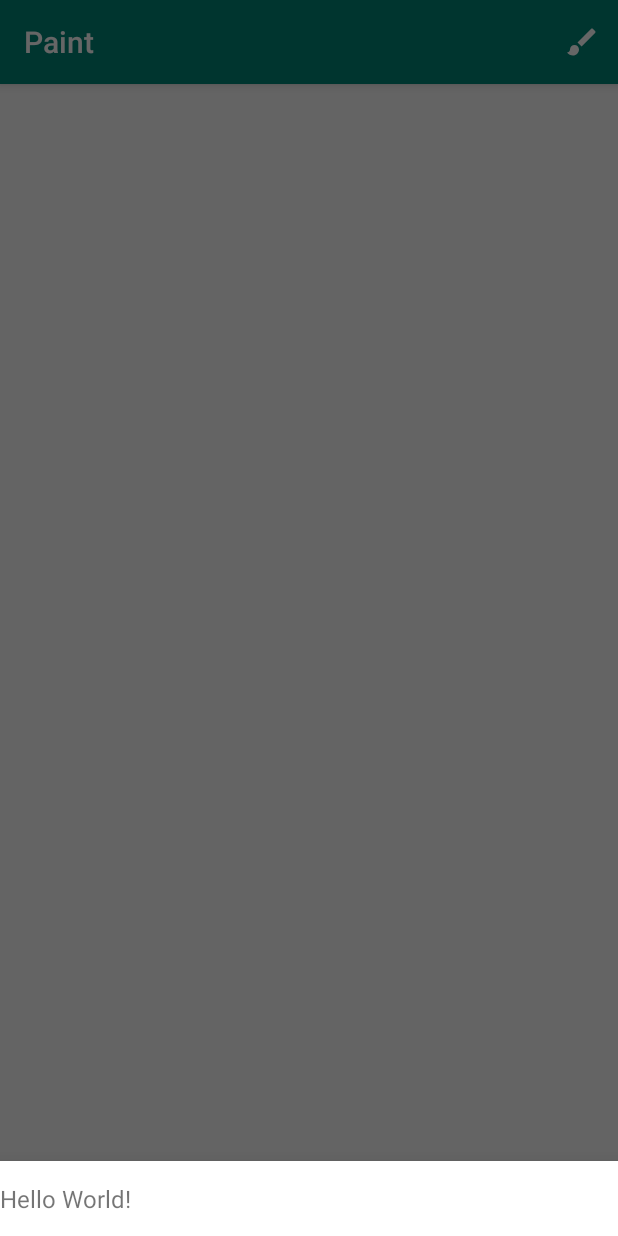
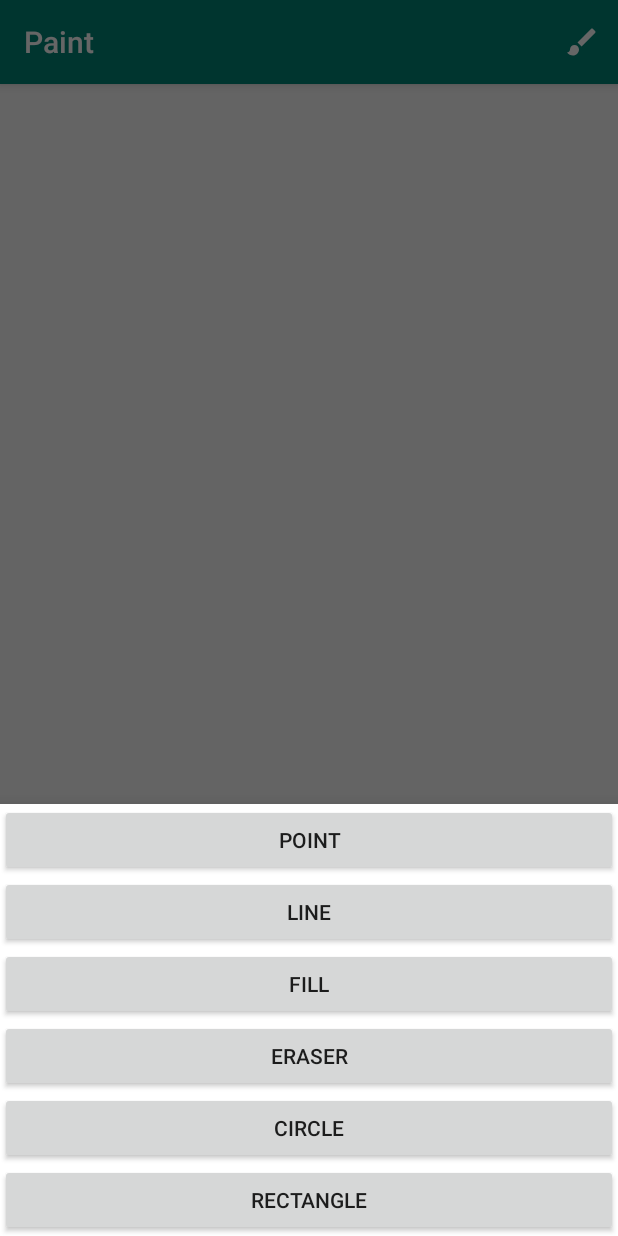
Before and after one commit to sw19-tug/morning03, an Android app: the screen it shows after launch (MainActivity), after a tap on "Choose Drawing Tool", on a phone screen of 412 x 824 dp. Run offline under Robolectric (Android 15) with nearby library versions, the phone set to English and light mode, and no system bars.

Commit message:
PAINT-001 added buttons to tool-chooser menu [MM, RT]

```diff
--- a/app/src/main/res/layout/tool_chooser_menu.xml
+++ b/app/src/main/res/layout/tool_chooser_menu.xml
@@ -5,11 +5,52 @@
     android:layout_height="wrap_content"
     android:orientation="vertical">
 
-    <TextView
-        android:layout_width="wrap_content"
-        android:gravity="center"
-        android:text="Hello World!"
-        android:textSize="16sp"
-        android:layout_height="50dp" />
+    <Button
+        android:id="@+id/drawPointButton"
+        android:text="@string/drawPointButton"
+        android:layout_width="match_parent"
+        android:layout_height="wrap_content"
+        android:layout_weight="1"
+        />
+
+    <Button
+        android:id="@+id/drawLineButton"
+        android:text="@string/drawLineButton"
+        android:layout_width="match_parent"
+        android:layout_height="wrap_content"
+        android:layout_weight="1"
+        />
+
+    <Button
+        android:id="@+id/drawFillButton"
+        android:text="@string/drawFillButton"
+        android:layout_width="match_parent"
+        android:layout_height="wrap_content"
+        android:layout_weight="1"
+        />
+
+    <Button
+        android:id="@+id/eraserButton"
+        android:text="@string/eraserButton"
+        android:layout_width="match_parent"
+        android:layout_height="wrap_content"
+        android:layout_weight="1"
+        />
+
+    <Button
+        android:id="@+id/drawCircleButton"
+        android:text="@string/drawCircleButton"
+        android:layout_width="match_parent"
+        android:layout_height="wrap_content"
+        android:layout_weight="1"
+        />
+
+    <Button
+        android:id="@+id/drawRectangleButton"
+        android:text="@string/drawRectangleButton"
+        android:layout_width="match_parent"
+        android:layout_height="wrap_content"
+        android:layout_weight="1"
+        />
 
 </LinearLayout>
--- a/app/src/main/res/values/strings.xml
+++ b/app/src/main/res/values/strings.xml
@@ -1,4 +1,10 @@
 <resources>
     <string name="app_name">Paint</string>
     <string name="toolChooserButton">Choose Drawing Tool</string>
+    <string name="drawPointButton">Point</string>
+    <string name="drawLineButton">Line</string>
+    <string name="drawFillButton">Fill</string>
+    <string name="eraserButton">Eraser</string>
+    <string name="drawCircleButton">Circle</string>
+    <string name="drawRectangleButton">Rectangle</string>
 </resources>
```
Also changed, not shown: 1 other file.
